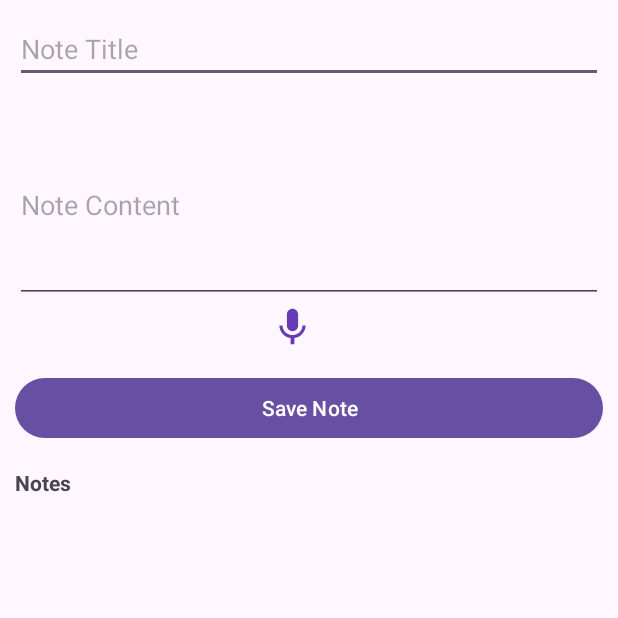
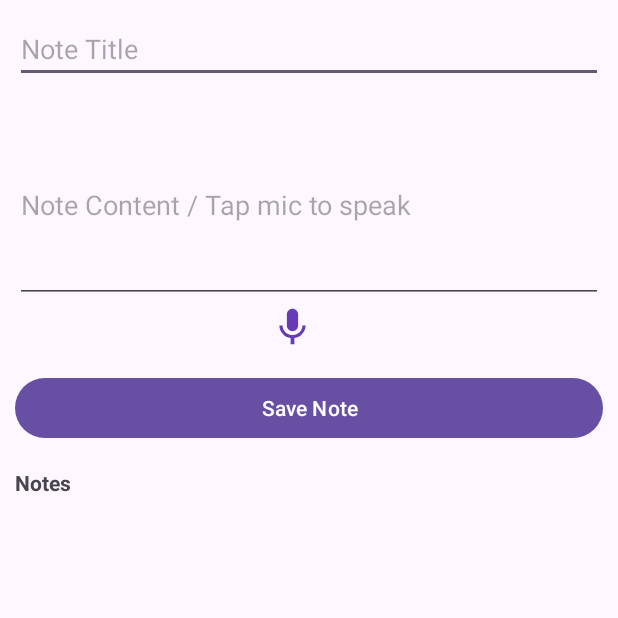
Before and after one commit to iamssnehil/My-Notes, an Android app: the screen it shows after launch (MainActivity), on a phone screen of 412 x 824 dp, the top half of it. Run offline under Robolectric (Android 15) with nearby library versions, the phone set to English and light mode, and no system bars.

Commit message:
Edit hint

```diff
--- a/app/src/main/res/layout/activity_main.xml
+++ b/app/src/main/res/layout/activity_main.xml
@@ -18,7 +18,7 @@
         android:id="@+id/contentEditText"
         android:layout_width="match_parent"
         android:layout_height="wrap_content"
-        android:hint="Note Content"
+        android:hint="Note Content / Tap mic to speak"
         android:layout_marginTop="16dp"
         android:inputType="textMultiLine"
         android:minLines="5"/>
```
